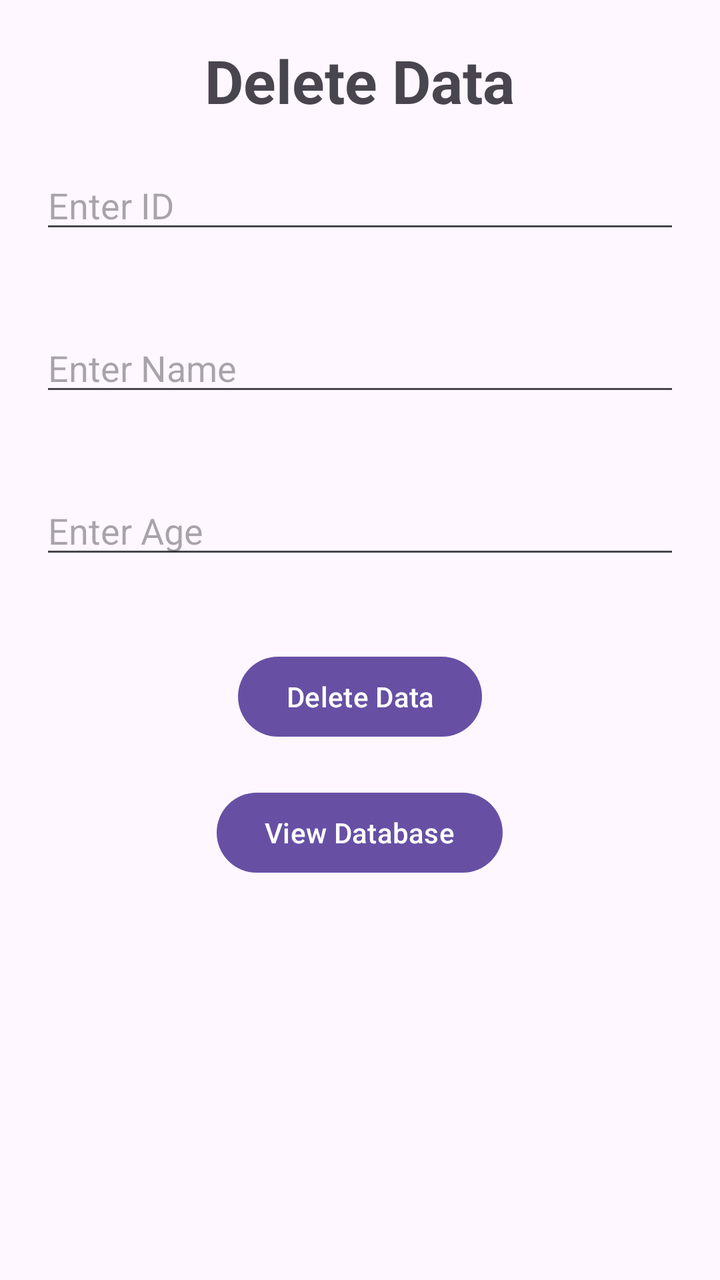
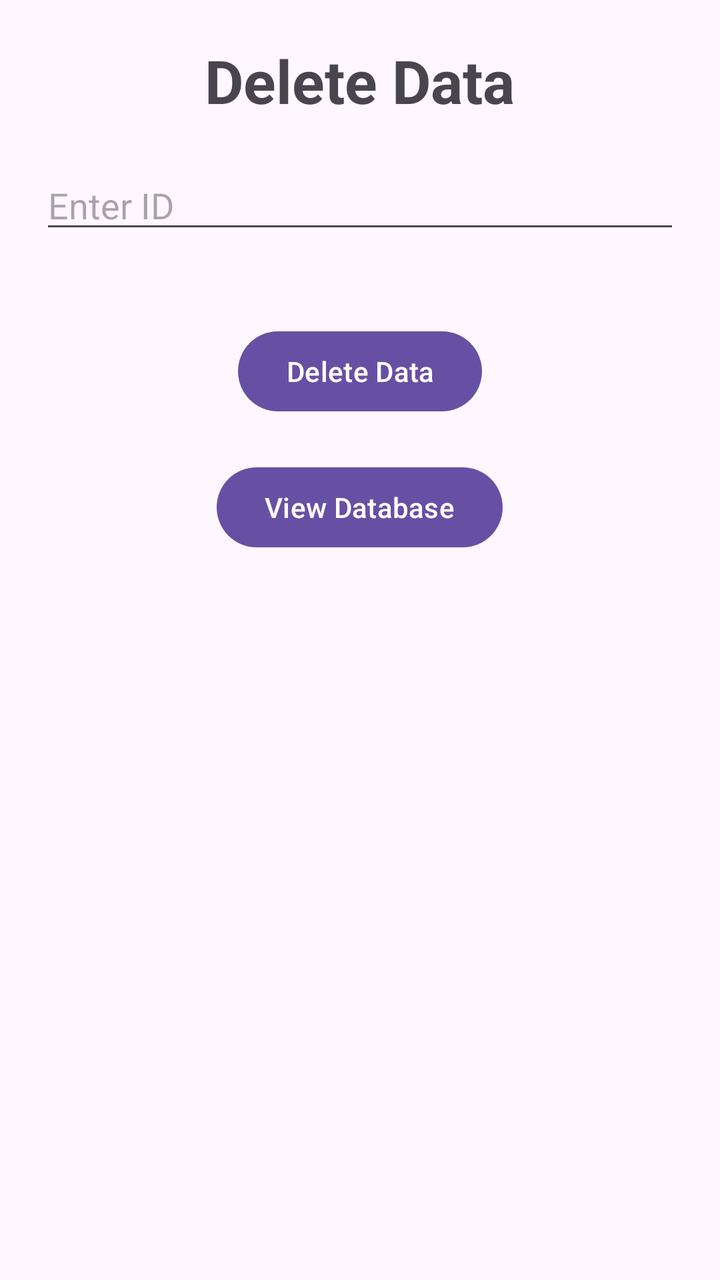

Before-and-after screenshots of an Android layout around one commit, followed by the original layout XML and the change that was made.
<!-- AndroidManifest.xml: application theme Theme.Lab9 -->
<!-- res/layout/activity_delete.xml -->
<?xml version="1.0" encoding="utf-8"?>
<RelativeLayout xmlns:android="http://schemas.android.com/apk/res/android"
    xmlns:app="http://schemas.android.com/apk/res-auto"
    xmlns:tools="http://schemas.android.com/tools"
    android:id="@+id/main"
    android:layout_width="match_parent"
    android:layout_height="match_parent"
    tools:context=".delete">

    <TextView
        android:id="@+id/textView"
        android:layout_width="wrap_content"
        android:layout_height="wrap_content"
        android:text="Delete Data"
        android:textSize="30dp"
        android:textStyle="bold"
        android:layout_alignParentTop="true"
        android:layout_centerInParent="true"
        android:layout_marginTop="20sp"/>

    <EditText
        android:id="@+id/idDelete"
        android:layout_width="match_parent"
        android:layout_height="wrap_content"
        android:ems="10"
        android:inputType="number"
        android:hint="Enter ID"
        tools:layout_editor_absoluteX="91dp"
        tools:layout_editor_absoluteY="149dp"
        android:layout_below="@id/textView"
        android:layout_margin="20sp"

        />

    <EditText
        android:id="@+id/nameDelete"
        android:layout_width="match_parent"
        android:layout_height="wrap_content"
        android:ems="10"
        android:inputType="text"
        android:hint="Enter Name"
        tools:layout_editor_absoluteX="93dp"
        tools:layout_editor_absoluteY="247dp"
        android:layout_below="@id/idDelete"
        android:layout_margin="20sp"/>

    <EditText
        android:id="@+id/ageDelete"
        android:layout_width="match_parent"
        android:layout_height="wrap_content"
        android:ems="10"
        android:inputType="number"
        android:hint="Enter Age"
        tools:layout_editor_absoluteX="86dp"
        tools:layout_editor_absoluteY="351dp"
        android:layout_margin="20sp"
        android:layout_below="@id/nameDelete"/>

    <Button
        android:id="@+id/delete"
        android:layout_width="wrap_content"
        android:layout_height="wrap_content"
        android:text="Delete Data"
        tools:layout_editor_absoluteX="151dp"
        tools:layout_editor_absoluteY="447dp"
        android:layout_below="@id/ageDelete"
        android:layout_marginTop="20sp"
        android:layout_centerInParent="true"/>

    <Button
        android:id="@+id/view"
        android:layout_width="wrap_content"
        android:layout_height="wrap_content"
        android:text="View Database"
        tools:layout_editor_absoluteX="151dp"
        tools:layout_editor_absoluteY="530dp"
        android:layout_marginTop="20sp"
        android:layout_below="@id/delete"
        android:layout_centerInParent="true"/>
</RelativeLayout>
<!-- resources referenced by this layout -->
<resources>
  <style name="Theme.Lab9" parent="Base.Theme.Lab9" />
  <style name="Base.Theme.Lab9" parent="Theme.Material3.DayNight.NoActionBar">
          
          
      </style>
</resources>

<!-- the commit's change to res/layout/activity_delete.xml (unified diff, before → after) -->
@@ -32,30 +32,6 @@
 
         />
 
-    <EditText
-        android:id="@+id/nameDelete"
-        android:layout_width="match_parent"
-        android:layout_height="wrap_content"
-        android:ems="10"
-        android:inputType="text"
-        android:hint="Enter Name"
-        tools:layout_editor_absoluteX="93dp"
-        tools:layout_editor_absoluteY="247dp"
-        android:layout_below="@id/idDelete"
-        android:layout_margin="20sp"/>
-
-    <EditText
-        android:id="@+id/ageDelete"
-        android:layout_width="match_parent"
-        android:layout_height="wrap_content"
-        android:ems="10"
-        android:inputType="number"
-        android:hint="Enter Age"
-        tools:layout_editor_absoluteX="86dp"
-        tools:layout_editor_absoluteY="351dp"
-        android:layout_margin="20sp"
-        android:layout_below="@id/nameDelete"/>
-
     <Button
         android:id="@+id/delete"
         android:layout_width="wrap_content"
@@ -63,7 +39,7 @@
         android:text="Delete Data"
         tools:layout_editor_absoluteX="151dp"
         tools:layout_editor_absoluteY="447dp"
-        android:layout_below="@id/ageDelete"
+        android:layout_below="@id/idDelete"
         android:layout_marginTop="20sp"
         android:layout_centerInParent="true"/>
 
